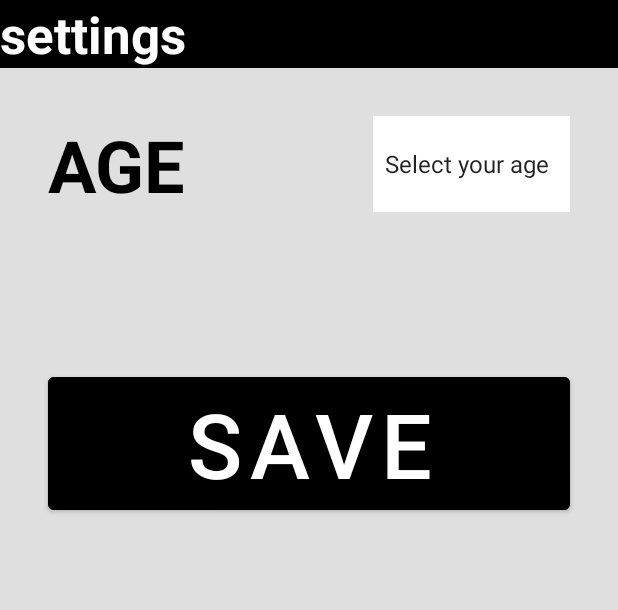
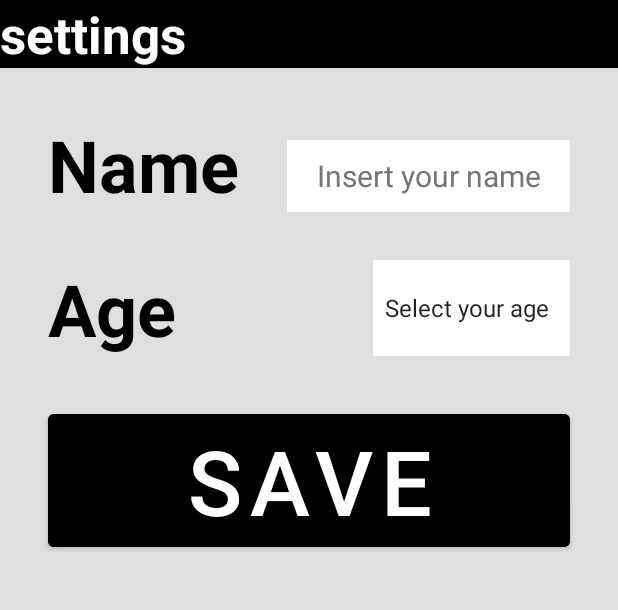
Before and after one commit to nishantranaa/Stand-by-us, an Android app: the SetUp screen opened directly, with no data from a screen before it, after a tap on "SAVE", on a phone screen of 412 x 824 dp, the part 84-694 px from its top. Run offline under Robolectric (Android 15) with nearby library versions, the phone set to English and light mode, and no system bars.

Commit message:
background color settings

```diff
--- a/app/src/main/java/com/example/standbyus/SetUp.java
+++ b/app/src/main/java/com/example/standbyus/SetUp.java
@@ -1,13 +1,14 @@
 package com.example.standbyus;
-
-import androidx.appcompat.app.AppCompatActivity;
 
 import android.content.Intent;
 import android.os.Bundle;
 import android.view.View;
 import android.widget.Button;
+import android.widget.EditText;
 import android.widget.Spinner;
 import android.widget.Toast;
+
+import androidx.appcompat.app.AppCompatActivity;
 
 public class SetUp extends AppCompatActivity {
 
@@ -25,6 +26,7 @@ public class SetUp extends AppCompatActivity {
         Toast toastAge = Toast.makeText(this, "Insert your age", Toast.LENGTH_LONG);
 
         Spinner spinnerSetUpItem = findViewById(R.id.spinnerSetUp);
+        EditText editPersonName = (EditText) findViewById(R.id.editPersonName);
         Button setUpButton = findViewById(R.id.setUpButton);
 
         // INTENT
@@ -36,14 +38,19 @@ public class SetUp extends AppCompatActivity {
             @Override
             public void onClick(View view) {
                 int x = spinnerSetUpItem.getSelectedItemPosition();
-                if(x == 0) {
+                MainActivity.name = editPersonName.getText().toString().toUpperCase();
+                if (MainActivity.name.isEmpty()) {
+                    Toast.makeText(getApplicationContext(), "Insert your name", Toast.LENGTH_SHORT).show();
+                } else if(x == 0) {
                     toastAge.show();
                 } else if (x == 1) {
+                    intentJunior.putExtra("name", MainActivity.name);
                     startActivity(intentJunior);
                 } else if (x == 2) {
+                    intentMiddle.putExtra("name", MainActivity.name);
                     startActivity(intentMiddle);
-                } else {
-                    System.out.println(x);
+                } else if (x == 3){
+                    intentSenior.putExtra("name", MainActivity.name);
                     startActivity(intentSenior);
                 }
             }
--- a/app/src/main/res/layout/activity_set_up.xml
+++ b/app/src/main/res/layout/activity_set_up.xml
@@ -35,11 +35,45 @@
 
 
                 <TextView
+                    android:id="@+id/textView8"
+                    android:layout_width="wrap_content"
+                    android:layout_height="wrap_content"
+                    android:layout_marginStart="32dp"
+                    android:layout_marginTop="32dp"
+                    android:text="@string/name"
+                    android:textAlignment="center"
+                    android:textColor="#000000"
+                    android:textSize="48sp"
+                    android:textStyle="bold"
+                    app:layout_constraintStart_toStartOf="parent"
+                    app:layout_constraintTop_toTopOf="parent" />
+
+                <EditText
+                    android:id="@+id/editPersonName"
+                    android:layout_width="0dp"
+                    android:layout_height="wrap_content"
+                    android:layout_marginStart="32dp"
+                    android:layout_marginTop="48dp"
+                    android:layout_marginEnd="32dp"
+                    android:background="#FFFFFF"
+                    android:ems="10"
+                    android:hint="@string/insert_your_name"
+                    android:importantForAutofill="no"
+                    android:inputType="textPersonName"
+                    android:minHeight="48dp"
+                    android:textAlignment="center"
+                    android:textSize="20sp"
+                    android:textColorHint="#757575"
+                    app:layout_constraintEnd_toEndOf="parent"
+                    app:layout_constraintStart_toEndOf="@+id/textView8"
+                    app:layout_constraintTop_toTopOf="parent" />
+
+                <TextView
                     android:id="@+id/textView"
                     android:layout_width="wrap_content"
                     android:layout_height="wrap_content"
                     android:layout_marginStart="32dp"
-                    android:layout_marginTop="32dp"
+                    android:layout_marginTop="128dp"
                     android:text="@string/age"
                     android:textColor="#000000"
                     android:textSize="48sp"
@@ -51,7 +85,7 @@
                     android:id="@+id/spinnerSetUp"
                     android:layout_width="131dp"
                     android:layout_height="wrap_content"
-                    android:layout_marginTop="32dp"
+                    android:layout_marginTop="128dp"
                     android:layout_marginEnd="32dp"
                     android:background="#FFFFFF"
                     android:entries="@array/age"
@@ -66,7 +100,7 @@
                     android:layout_width="0dp"
                     android:layout_height="wrap_content"
                     android:layout_marginStart="32dp"
-                    android:layout_marginTop="200dp"
+                    android:layout_marginTop="32dp"
                     android:layout_marginEnd="32dp"
                     android:backgroundTint="#000000"
                     android:text="@string/save"
@@ -74,7 +108,8 @@
                     android:textSize="60sp"
                     app:layout_constraintEnd_toEndOf="parent"
                     app:layout_constraintStart_toStartOf="parent"
-                    app:layout_constraintTop_toTopOf="parent" />
+                    app:layout_constraintTop_toBottomOf="@+id/textView" />
+
             </androidx.constraintlayout.widget.ConstraintLayout>
         </LinearLayout>
     </ScrollView>
```
Also changed, not shown: app/src/main/java/com/example/standbyus/JuniorSetUp.java (+9 -9 lines), app/src/main/java/com/example/standbyus/MainActivity.java (+5 -6 lines), app/src/main/java/com/example/standbyus/MiddleSetUp.java (+5 -3 lines), app/src/main/java/com/example/standbyus/SeniorSetUp.java (+7 -2 lines), app/src/main/res/layout/activity_junior_set_up.xml (+4 -19 lines), app/src/main/res/layout/activity_middle_set_up.xml (+17 -6 lines), app/src/main/res/layout/activity_senior_set_up.xml (+15 -4 lines), app/src/main/res/values/strings.xml (+17 -3 lines).
